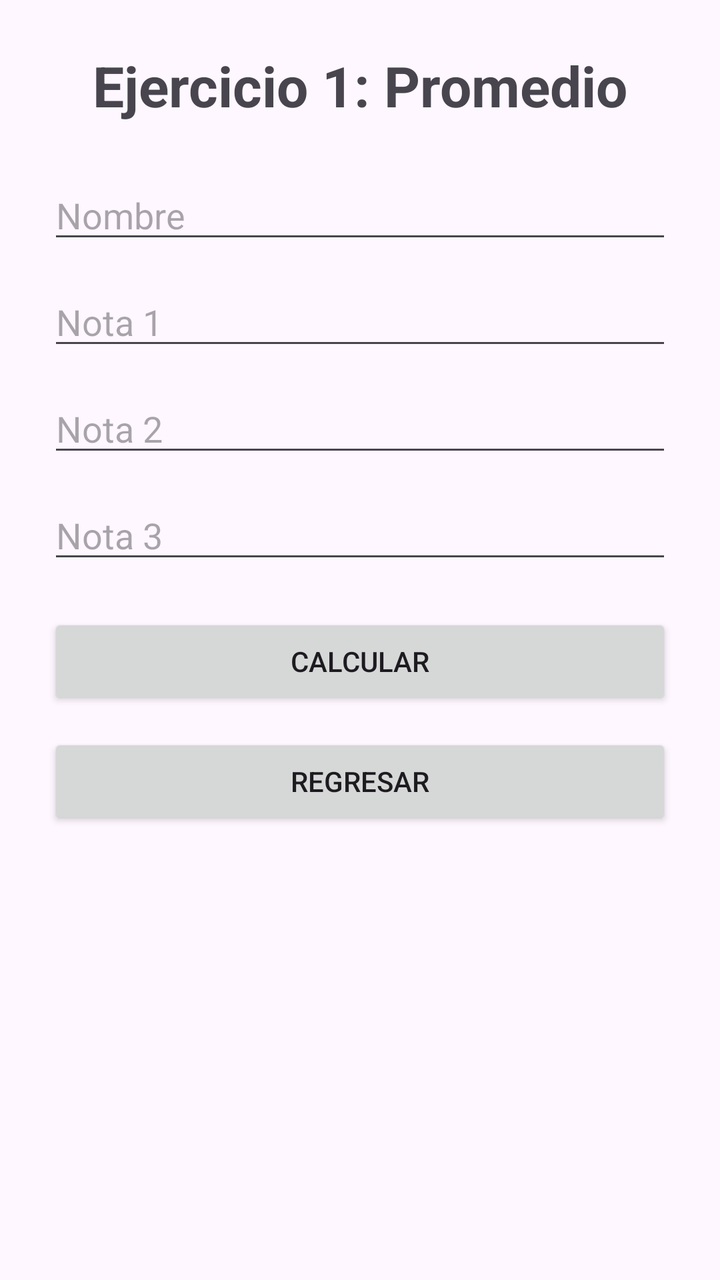
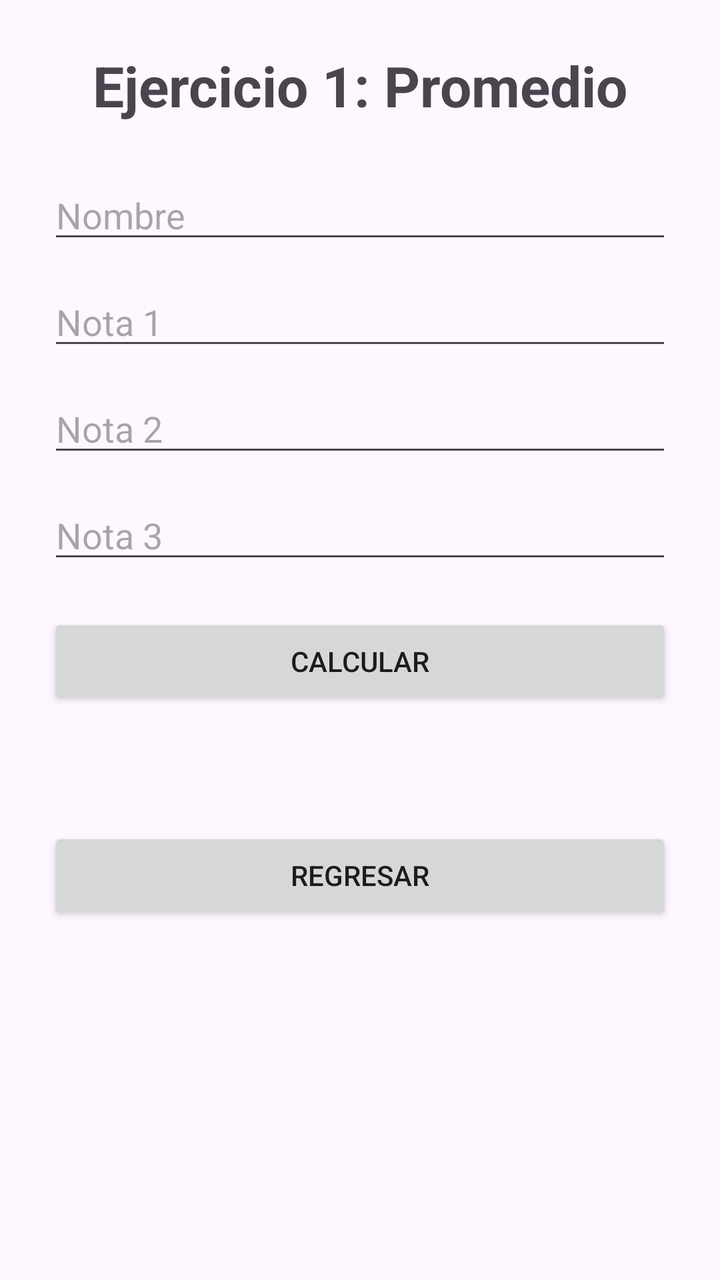

Before-and-after screenshots of an Android layout around one commit, followed by the original layout XML and the change that was made.
<!-- AndroidManifest.xml: application theme Theme.DesafioPractico -->
<!-- res/layout/activity_promedio.xml -->
<?xml version="1.0" encoding="utf-8"?>
<LinearLayout xmlns:android="http://schemas.android.com/apk/res/android"
    android:layout_width="match_parent"
    android:layout_height="match_parent"
    android:orientation="vertical"
    android:padding="24dp"
    android:gravity="center_horizontal">

    <TextView
        android:layout_width="wrap_content"
        android:layout_height="wrap_content"
        android:text="@string/titulo_promedio"
        android:textSize="28sp"
        android:textStyle="bold"
        android:layout_marginBottom="24dp" />

    <EditText
        android:id="@+id/etNombre"
        android:layout_width="match_parent"
        android:layout_height="wrap_content"
        android:hint="@string/nombre"
        android:inputType="text"
        android:layout_marginBottom="12dp" />

    <EditText
        android:id="@+id/etNota1"
        android:layout_width="match_parent"
        android:layout_height="wrap_content"
        android:hint="@string/nota_1"
        android:inputType="numberDecimal"
        android:layout_marginBottom="12dp" />

    <EditText
        android:id="@+id/etNota2"
        android:layout_width="match_parent"
        android:layout_height="wrap_content"
        android:hint="@string/nota_2"
        android:inputType="numberDecimal"
        android:layout_marginBottom="12dp" />

    <EditText
        android:id="@+id/etNota3"
        android:layout_width="match_parent"
        android:layout_height="wrap_content"
        android:hint="@string/nota_3"
        android:inputType="numberDecimal"
        android:layout_marginBottom="20dp" />

    <Button
        android:id="@+id/btnCalcularPromedio"
        android:layout_width="match_parent"
        android:layout_height="wrap_content"
        android:text="@string/calcular"
        android:layout_marginBottom="12dp" />

    <Button
        android:id="@+id/btnRegresarPromedio"
        android:layout_width="match_parent"
        android:layout_height="wrap_content"
        android:text="@string/regresar" />

</LinearLayout>
<!-- resources referenced by this layout -->
<resources>
  <string name="calcular">Calcular</string>
  <string name="nombre">Nombre</string>
  <string name="nota_1">Nota 1</string>
  <string name="nota_2">Nota 2</string>
  <string name="nota_3">Nota 3</string>
  <string name="regresar">Regresar</string>
  <string name="titulo_promedio">Ejercicio 1: Promedio</string>
  <style name="Theme.DesafioPractico" parent="Base.Theme.DesafioPractico" />
  <style name="Base.Theme.DesafioPractico" parent="Theme.Material3.DayNight.NoActionBar">
          
          
      </style>
</resources>

<!-- the commit's change to res/layout/activity_promedio.xml (unified diff, before → after) -->
@@ -53,6 +53,16 @@
         android:text="@string/calcular"
         android:layout_marginBottom="12dp" />
 
+    <TextView
+        android:id="@+id/tvResultadoPromedio"
+        android:layout_width="match_parent"
+        android:layout_height="wrap_content"
+        android:text=""
+        android:textSize="20sp"
+        android:textStyle="bold"
+        android:gravity="center"
+        android:layout_marginBottom="20dp" />
+
     <Button
         android:id="@+id/btnRegresarPromedio"
         android:layout_width="match_parent"
